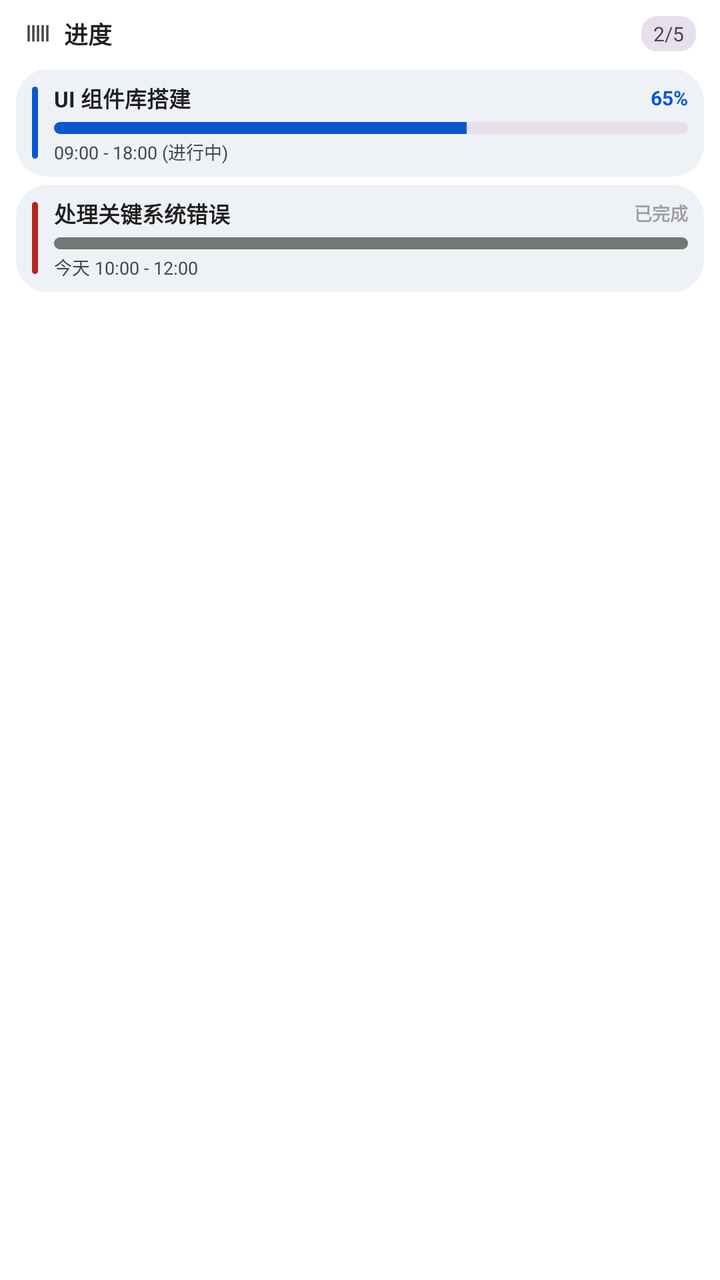
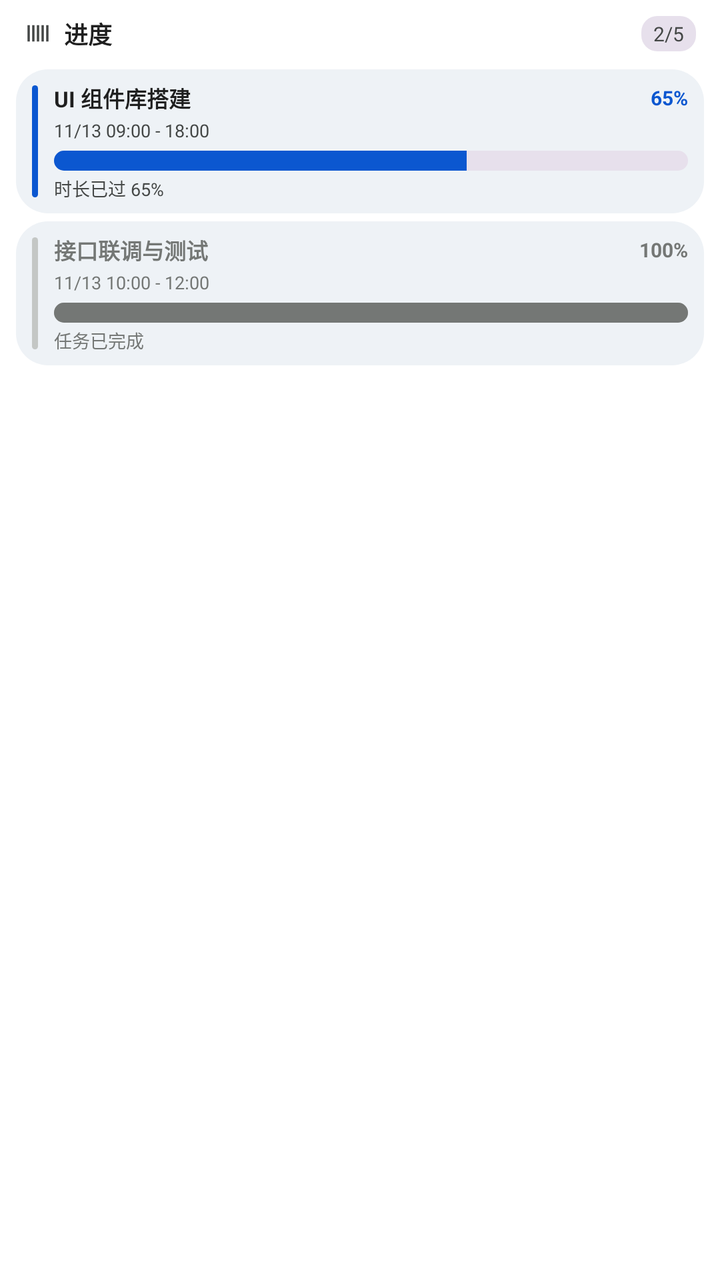

Compare the two renders of this Android layout. The source of the first and the diff that turns it into the second are given below.
<!-- AndroidManifest.xml: application theme Theme.LiteTask -->
<!-- res/layout/widget_gantt_preview.xml -->
<?xml version="1.0" encoding="utf-8"?>
<LinearLayout xmlns:android="http://schemas.android.com/apk/res/android"
    android:layout_width="match_parent"
    android:layout_height="match_parent"
    android:orientation="vertical"
    android:background="@drawable/widget_background"
    android:paddingBottom="16dp">

    
    <LinearLayout
        android:layout_width="match_parent"
        android:layout_height="wrap_content"
        android:orientation="horizontal"
        android:gravity="center_vertical"
        android:paddingStart="12dp"
        android:paddingEnd="12dp"
        android:paddingTop="8dp"
        android:paddingBottom="8dp">

        <ImageView
            android:layout_width="14dp"
            android:layout_height="14dp"
            android:src="@drawable/ic_widget_progress"
            android:contentDescription="@null" />

        <TextView
            android:layout_width="0dp"
            android:layout_height="wrap_content"
            android:layout_weight="1"
            android:layout_marginStart="6dp"
            android:text="@string/widget_gantt_title"
            android:textColor="@color/on_surface"
            android:textSize="12sp"
            android:textStyle="bold" />

        <TextView
            android:layout_width="wrap_content"
            android:layout_height="wrap_content"
            android:paddingStart="6dp"
            android:paddingEnd="6dp"
            android:paddingTop="2dp"
            android:paddingBottom="2dp"
            android:background="@drawable/widget_badge_background"
            android:text="2/5"
            android:textColor="@color/on_surface_variant"
            android:textSize="10sp" />
    </LinearLayout>

    
    <LinearLayout
        android:layout_width="match_parent"
        android:layout_height="wrap_content"
        android:orientation="horizontal"
        android:background="@drawable/widget_item_background"
        android:paddingStart="8dp"
        android:paddingEnd="8dp"
        android:paddingTop="6dp"
        android:paddingBottom="6dp"
        android:layout_marginStart="8dp"
        android:layout_marginEnd="8dp"
        android:layout_marginTop="1dp"
        android:layout_marginBottom="3dp"
        android:gravity="center_vertical">

        <ImageView
            android:layout_width="3dp"
            android:layout_height="36dp"
            android:src="@drawable/widget_type_indicator_work"
            android:scaleType="fitXY"
            android:contentDescription="@null" />

        <LinearLayout
            android:layout_width="0dp"
            android:layout_height="wrap_content"
            android:layout_weight="1"
            android:orientation="vertical"
            android:layout_marginStart="8dp">

            <LinearLayout
                android:layout_width="match_parent"
                android:layout_height="wrap_content"
                android:orientation="horizontal"
                android:gravity="center_vertical">

                <TextView
                    android:layout_width="0dp"
                    android:layout_height="wrap_content"
                    android:layout_weight="1"
                    android:text="UI 组件库搭建"
                    android:textColor="@color/on_surface"
                    android:textSize="11sp"
                    android:textStyle="bold"
                    android:maxLines="1" />

                <TextView
                    android:layout_width="wrap_content"
                    android:layout_height="wrap_content"
                    android:text="65%"
                    android:textColor="@color/work_task"
                    android:textSize="10sp"
                    android:textStyle="bold" />
            </LinearLayout>

            <ProgressBar
                style="@android:style/Widget.ProgressBar.Horizontal"
                android:layout_width="match_parent"
                android:layout_height="6dp"
                android:layout_marginTop="4dp"
                android:max="100"
                android:progress="65"
                android:progressDrawable="@drawable/widget_gantt_progress_drawable" />

            <TextView
                android:layout_width="match_parent"
                android:layout_height="wrap_content"
                android:layout_marginTop="2dp"
                android:text="09:00 - 18:00 (进行中)"
                android:textColor="@color/on_surface_variant"
                android:textSize="9sp" />
        </LinearLayout>
    </LinearLayout>

    
    <LinearLayout
        android:layout_width="match_parent"
        android:layout_height="wrap_content"
        android:orientation="horizontal"
        android:background="@drawable/widget_item_background"
        android:paddingStart="8dp"
        android:paddingEnd="8dp"
        android:paddingTop="6dp"
        android:paddingBottom="6dp"
        android:layout_marginStart="8dp"
        android:layout_marginEnd="8dp"
        android:layout_marginTop="1dp"
        android:layout_marginBottom="3dp"
        android:gravity="center_vertical">

        <ImageView
            android:layout_width="3dp"
            android:layout_height="36dp"
            android:src="@drawable/widget_type_indicator_urgent"
            android:scaleType="fitXY"
            android:contentDescription="@null" />

        <LinearLayout
            android:layout_width="0dp"
            android:layout_height="wrap_content"
            android:layout_weight="1"
            android:orientation="vertical"
            android:layout_marginStart="8dp">

            <LinearLayout
                android:layout_width="match_parent"
                android:layout_height="wrap_content"
                android:orientation="horizontal"
                android:gravity="center_vertical">

                <TextView
                    android:layout_width="0dp"
                    android:layout_height="wrap_content"
                    android:layout_weight="1"
                    android:text="处理关键系统错误"
                    android:textColor="@color/on_surface"
                    android:textSize="11sp"
                    android:textStyle="bold"
                    android:maxLines="1" />

                <TextView
                    android:layout_width="wrap_content"
                    android:layout_height="wrap_content"
                    android:text="已完成"
                    android:textColor="@color/gantt_done_text"
                    android:textSize="9sp"
                    android:textStyle="bold" />
            </LinearLayout>

            <ProgressBar
                style="@android:style/Widget.ProgressBar.Horizontal"
                android:layout_width="match_parent"
                android:layout_height="6dp"
                android:layout_marginTop="4dp"
                android:max="100"
                android:progress="100"
                android:progressDrawable="@drawable/widget_gantt_progress_done" />

            <TextView
                android:layout_width="match_parent"
                android:layout_height="wrap_content"
                android:layout_marginTop="2dp"
                android:text="今天 10:00 - 12:00"
                android:textColor="@color/on_surface_variant"
                android:textSize="9sp" />
        </LinearLayout>
    </LinearLayout>
</LinearLayout>
<!-- resources referenced by this layout -->
<resources>
  <color name="gantt_done_text">#FF9E9E9E</color>
  <color name="on_surface">#FF1F1F1F</color>
  <color name="on_surface_variant">#FF444746</color>
  <color name="work_task">#FF0B57D0</color>
  <!-- drawable ic_widget_progress (drawable) -->
  <?xml version="1.0" encoding="utf-8"?>
  <vector xmlns:android="http://schemas.android.com/apk/res/android"
      android:width="16dp"
      android:height="16dp"
      android:viewportWidth="24"
      android:viewportHeight="24">
      <path
          android:fillColor="@color/on_surface_variant"
          android:pathData="M3,5h2v14H3V5zM7,5h2v14H7V5zM11,5h2v14h-2V5zM15,5h2v14h-2V5zM19,5h2v14h-2V5z" />
  </vector>
  <!-- drawable widget_background (drawable) -->
  <?xml version="1.0" encoding="utf-8"?>
  <shape xmlns:android="http://schemas.android.com/apk/res/android"
      android:shape="rectangle">
      <solid android:color="@color/surface" />
      <corners android:radius="28dp" />
  </shape>
  <!-- drawable widget_badge_background (drawable) -->
  <?xml version="1.0" encoding="utf-8"?>
  <shape xmlns:android="http://schemas.android.com/apk/res/android"
      android:shape="rectangle">
      <solid android:color="@color/surface_variant" />
      <corners android:radius="8dp" />
  </shape>
  <!-- drawable widget_gantt_progress_done (drawable) -->
  <?xml version="1.0" encoding="utf-8"?>
  <layer-list xmlns:android="http://schemas.android.com/apk/res/android">
      <item android:id="@android:id/background">
          <shape android:shape="rectangle">
              <solid android:color="@color/outline_variant" />
              <corners android:radius="6dp" />
          </shape>
      </item>
      <item android:id="@android:id/progress">
          <clip>
              <shape android:shape="rectangle">
                  <solid android:color="@color/outline" />
                  <corners android:radius="6dp" />
              </shape>
          </clip>
      </item>
  </layer-list>
  <!-- drawable widget_item_background (drawable) -->
  <?xml version="1.0" encoding="utf-8"?>
  <shape xmlns:android="http://schemas.android.com/apk/res/android"
      android:shape="rectangle">
      <solid android:color="@color/surface_container" />
      <corners android:radius="16dp" />
  </shape>
  <!-- drawable widget_type_indicator_urgent (drawable) -->
  <?xml version="1.0" encoding="utf-8"?>
  <shape xmlns:android="http://schemas.android.com/apk/res/android"
      android:shape="rectangle">
      <solid android:color="@color/urgent_task" />
      <corners android:radius="4dp" />
  </shape>
  <!-- drawable widget_type_indicator_work (drawable) -->
  <?xml version="1.0" encoding="utf-8"?>
  <shape xmlns:android="http://schemas.android.com/apk/res/android"
      android:shape="rectangle">
      <solid android:color="@color/work_task" />
      <corners android:radius="4dp" />
  </shape>
  <string name="widget_gantt_title">进度</string>
  <style name="Theme.LiteTask" parent="android:Theme.Material.Light.NoActionBar">
          
          <item name="android:windowBackground">@android:color/white</item>
          <item name="android:colorBackground">@android:color/white</item>
          
          <item name="android:statusBarColor">@android:color/white</item>
          <item name="android:navigationBarColor">@android:color/white</item>
      </style>
  <color name="surface">#FFFFFFFF</color>
  <color name="surface_variant">#FFE7E0EC</color>
  <color name="outline_variant">#FFC4C7C5</color>
  <color name="outline">#FF747775</color>
  <color name="surface_container">#FFEEF2F6</color>
  <color name="urgent_task">#FFB3261E</color>
  <!-- unchanged entries left out for length: 1 -->
</resources>

<!-- the commit's change to res/layout/widget_gantt_preview.xml (unified diff, before → after) -->
@@ -12,10 +12,8 @@
         android:layout_height="wrap_content"
         android:orientation="horizontal"
         android:gravity="center_vertical"
-        android:paddingStart="12dp"
-        android:paddingEnd="12dp"
-        android:paddingTop="8dp"
-        android:paddingBottom="8dp">
+        android:paddingHorizontal="12dp"
+        android:paddingVertical="8dp">
 
         <ImageView
             android:layout_width="14dp"
@@ -36,10 +34,8 @@
         <TextView
             android:layout_width="wrap_content"
             android:layout_height="wrap_content"
-            android:paddingStart="6dp"
-            android:paddingEnd="6dp"
-            android:paddingTop="2dp"
-            android:paddingBottom="2dp"
+            android:paddingHorizontal="6dp"
+            android:paddingVertical="2dp"
             android:background="@drawable/widget_badge_background"
             android:text="2/5"
             android:textColor="@color/on_surface_variant"
@@ -50,147 +46,172 @@
     <LinearLayout
         android:layout_width="match_parent"
         android:layout_height="wrap_content"
-        android:orientation="horizontal"
-        android:background="@drawable/widget_item_background"
-        android:paddingStart="8dp"
-        android:paddingEnd="8dp"
-        android:paddingTop="6dp"
-        android:paddingBottom="6dp"
-        android:layout_marginStart="8dp"
-        android:layout_marginEnd="8dp"
-        android:layout_marginTop="1dp"
-        android:layout_marginBottom="3dp"
-        android:gravity="center_vertical">
-
-        <ImageView
-            android:layout_width="3dp"
-            android:layout_height="36dp"
-            android:src="@drawable/widget_type_indicator_work"
-            android:scaleType="fitXY"
-            android:contentDescription="@null" />
-
+        android:orientation="vertical"
+        android:paddingHorizontal="8dp">
+
+        
         <LinearLayout
-            android:layout_width="0dp"
-            android:layout_height="wrap_content"
-            android:layout_weight="1"
-            android:orientation="vertical"
-            android:layout_marginStart="8dp">
+            android:layout_width="match_parent"
+            android:layout_height="wrap_content"
+            android:orientation="horizontal"
+            android:background="@drawable/widget_item_background"
+            android:paddingHorizontal="8dp"
+            android:paddingVertical="6dp"
+            android:layout_marginTop="1dp"
+            android:layout_marginBottom="3dp"
+            android:gravity="center_vertical">
+
+            <ImageView
+                android:layout_width="3dp"
+                android:layout_height="56dp"
+                android:src="@drawable/widget_type_indicator_work"
+                android:scaleType="fitXY"
+                android:contentDescription="@null" />
 
             <LinearLayout
-                android:layout_width="match_parent"
+                android:layout_width="0dp"
                 android:layout_height="wrap_content"
-                android:orientation="horizontal"
-                android:gravity="center_vertical">
-
-                <TextView
-                    android:layout_width="0dp"
-                    android:layout_height="wrap_content"
-                    android:layout_weight="1"
-                    android:text="UI 组件库搭建"
-                    android:textColor="@color/on_surface"
-                    android:textSize="11sp"
-                    android:textStyle="bold"
+                android:layout_weight="1"
+                android:orientation="vertical"
+                android:layout_marginStart="8dp">
+
+                <LinearLayout
+                    android:layout_width="match_parent"
+                    android:layout_height="wrap_content"
+                    android:orientation="horizontal"
+                    android:gravity="center_vertical">
+
+                    <TextView
+                        android:layout_width="0dp"
+                        android:layout_height="wrap_content"
+                        android:layout_weight="1"
+                        android:text="UI 组件库搭建"
+                        android:textColor="@color/on_surface"
+                        android:textSize="11sp"
+                        android:textStyle="bold"
+                        android:maxLines="1"
+                        android:ellipsize="end" />
+
+                    <TextView
+                        android:layout_width="wrap_content"
+                        android:layout_height="wrap_content"
+                        android:text="65%"
+                        android:textColor="@color/work_task"
+                        android:textSize="10sp"
+                        android:textStyle="bold" />
+                </LinearLayout>
+
+                <TextView
+                    android:layout_width="match_parent"
+                    android:layout_height="wrap_content"
+                    android:layout_marginTop="2dp"
+                    android:text="11/13 09:00 - 18:00"
+                    android:textColor="@color/on_surface_variant"
+                    android:textSize="9sp"
+                    android:maxLines="1"
+                    android:ellipsize="end" />
+
+                <ProgressBar
+                    style="@android:style/Widget.ProgressBar.Horizontal"
+                    android:layout_width="match_parent"
+                    android:layout_height="10dp"
+                    android:layout_marginTop="4dp"
+                    android:max="100"
+                    android:progress="65"
+                    android:progressDrawable="@drawable/widget_gantt_progress_drawable" />
+
+                <TextView
+                    android:layout_width="match_parent"
+                    android:layout_height="wrap_content"
+                    android:layout_marginTop="2dp"
+                    android:text="时长已过 65%"
+                    android:textColor="@color/on_surface_variant"
+                    android:textSize="9sp"
                     android:maxLines="1" />
-
-                <TextView
-                    android:layout_width="wrap_content"
-                    android:layout_height="wrap_content"
-                    android:text="65%"
-                    android:textColor="@color/work_task"
-                    android:textSize="10sp"
-                    android:textStyle="bold" />
             </LinearLayout>
-
-            <ProgressBar
-                style="@android:style/Widget.ProgressBar.Horizontal"
-                android:layout_width="match_parent"
-                android:layout_height="6dp"
-                android:layout_marginTop="4dp"
-                android:max="100"
-                android:progress="65"
-                android:progressDrawable="@drawable/widget_gantt_progress_drawable" />
-
-            <TextView
-                android:layout_width="match_parent"
+        </LinearLayout>
+
+        
+        <LinearLayout
+            android:layout_width="match_parent"
+            android:layout_height="wrap_content"
+            android:orientation="horizontal"
+            android:background="@drawable/widget_item_done_background"
+            android:paddingHorizontal="8dp"
+            android:paddingVertical="6dp"
+            android:layout_marginTop="1dp"
+            android:layout_marginBottom="3dp"
+            android:gravity="center_vertical">
+
+            <ImageView
+                android:layout_width="3dp"
+                android:layout_height="56dp"
+                android:src="@drawable/widget_type_indicator_done"
+                android:scaleType="fitXY"
+                android:contentDescription="@null" />
+
+            <LinearLayout
+                android:layout_width="0dp"
                 android:layout_height="wrap_content"
-                android:layout_marginTop="2dp"
-                android:text="09:00 - 18:00 (进行中)"
-                android:textColor="@color/on_surface_variant"
-                android:textSize="9sp" />
+                android:layout_weight="1"
+                android:orientation="vertical"
+                android:layout_marginStart="8dp">
+
+                <LinearLayout
+                    android:layout_width="match_parent"
+                    android:layout_height="wrap_content"
+                    android:orientation="horizontal"
+                    android:gravity="center_vertical">
+
+                    <TextView
+                        android:layout_width="0dp"
+                        android:layout_height="wrap_content"
+                        android:layout_weight="1"
+                        android:text="接口联调与测试"
+                        android:textColor="@color/outline"
+                        android:textSize="11sp"
+                        android:textStyle="bold"
+                        android:maxLines="1"
+                        android:ellipsize="end" />
+
+                    <TextView
+                        android:layout_width="wrap_content"
+                        android:layout_height="wrap_content"
+                        android:text="100%"
+                        android:textColor="@color/outline"
+                        android:textSize="10sp"
+                        android:textStyle="bold" />
+                </LinearLayout>
+
+                <TextView
+                    android:layout_width="match_parent"
+                    android:layout_height="wrap_content"
+                    android:layout_marginTop="2dp"
+                    android:text="11/13 10:00 - 12:00"
+                    android:textColor="@color/outline"
+                    android:textSize="9sp"
+                    android:maxLines="1"
+                    android:ellipsize="end" />
+
+                <ProgressBar
+                    style="@android:style/Widget.ProgressBar.Horizontal"
+                    android:layout_width="match_parent"
+                    android:layout_height="10dp"
+                    android:layout_marginTop="4dp"
+                    android:max="100"
+                    android:progress="100"
+                    android:progressDrawable="@drawable/widget_gantt_progress_done" />
+
+                <TextView
+                    android:layout_width="match_parent"
+                    android:layout_height="wrap_content"
+                    android:layout_marginTop="2dp"
+                    android:text="@string/widget_task_done"
+                    android:textColor="@color/outline"
+                    android:textSize="9sp"
+                    android:maxLines="1" />
+            </LinearLayout>
         </LinearLayout>
     </LinearLayout>
 
-    
-    <LinearLayout
-        android:layout_width="match_parent"
-        android:layout_height="wrap_content"
-        android:orientation="horizontal"
-        android:background="@drawable/widget_item_background"
-        android:paddingStart="8dp"
-        android:paddingEnd="8dp"
-        android:paddingTop="6dp"
-        android:paddingBottom="6dp"
-        android:layout_marginStart="8dp"
-        android:layout_marginEnd="8dp"
-        android:layout_marginTop="1dp"
-        android:layout_marginBottom="3dp"
-        android:gravity="center_vertical">
-
-        <ImageView
-            android:layout_width="3dp"
-            android:layout_height="36dp"
-            android:src="@drawable/widget_type_indicator_urgent"
-            android:scaleType="fitXY"
-            android:contentDescription="@null" />
-
-        <LinearLayout
-            android:layout_width="0dp"
-            android:layout_height="wrap_content"
-            android:layout_weight="1"
-            android:orientation="vertical"
-            android:layout_marginStart="8dp">
-
-            <LinearLayout
-                android:layout_width="match_parent"
-                android:layout_height="wrap_content"
-                android:orientation="horizontal"
-                android:gravity="center_vertical">
-
-                <TextView
-                    android:layout_width="0dp"
-                    android:layout_height="wrap_content"
-                    android:layout_weight="1"
-                    android:text="处理关键系统错误"
-                    android:textColor="@color/on_surface"
-                    android:textSize="11sp"
-                    android:textStyle="bold"
-                    android:maxLines="1" />
-
-                <TextView
-                    android:layout_width="wrap_content"
-                    android:layout_height="wrap_content"
-                    android:text="已完成"
-                    android:textColor="@color/gantt_done_text"
-                    android:textSize="9sp"
-                    android:textStyle="bold" />
-            </LinearLayout>
-
-            <ProgressBar
-                style="@android:style/Widget.ProgressBar.Horizontal"
-                android:layout_width="match_parent"
-                android:layout_height="6dp"
-                android:layout_marginTop="4dp"
-                android:max="100"
-                android:progress="100"
-                android:progressDrawable="@drawable/widget_gantt_progress_done" />
-
-            <TextView
-                android:layout_width="match_parent"
-                android:layout_height="wrap_content"
-                android:layout_marginTop="2dp"
-                android:text="今天 10:00 - 12:00"
-                android:textColor="@color/on_surface_variant"
-                android:textSize="9sp" />
-        </LinearLayout>
-    </LinearLayout>
 </LinearLayout>
<!-- resource entries referenced after the edit -->
@@ -1,6 +1,5 @@
 <!-- resources referenced by this layout -->
 <resources>
-  <color name="gantt_done_text">#FF9E9E9E</color>
   <color name="on_surface">#FF1F1F1F</color>
   <color name="on_surface_variant">#FF444746</color>
   <color name="work_task">#FF0B57D0</color>
@@ -54,12 +53,19 @@
       <solid android:color="@color/surface_container" />
       <corners android:radius="16dp" />
   </shape>
-  <!-- drawable widget_type_indicator_urgent (drawable) -->
+  <!-- drawable widget_item_done_background (drawable) -->
   <?xml version="1.0" encoding="utf-8"?>
   <shape xmlns:android="http://schemas.android.com/apk/res/android"
       android:shape="rectangle">
-      <solid android:color="@color/urgent_task" />
-      <corners android:radius="4dp" />
+      <solid android:color="@color/surface_container" />
+      <corners android:radius="16dp" />
+  </shape>
+  <!-- drawable widget_type_indicator_done (drawable) -->
+  <?xml version="1.0" encoding="utf-8"?>
+  <shape xmlns:android="http://schemas.android.com/apk/res/android"
+      android:shape="rectangle">
+      <solid android:color="@color/outline_variant" />
+      <corners android:radius="2dp" />
   </shape>
   <!-- drawable widget_type_indicator_work (drawable) -->
   <?xml version="1.0" encoding="utf-8"?>
@@ -69,6 +75,7 @@
       <corners android:radius="4dp" />
   </shape>
   <string name="widget_gantt_title">进度</string>
+  <string name="widget_task_done">任务已完成</string>
   <style name="Theme.LiteTask" parent="android:Theme.Material.Light.NoActionBar">
           
           <item name="android:windowBackground">@android:color/white</item>
@@ -82,7 +89,6 @@
   <color name="outline_variant">#FFC4C7C5</color>
   <color name="outline">#FF747775</color>
   <color name="surface_container">#FFEEF2F6</color>
-  <color name="urgent_task">#FFB3261E</color>
   <!-- unchanged entries left out for length: 1 -->
 </resources>
 
